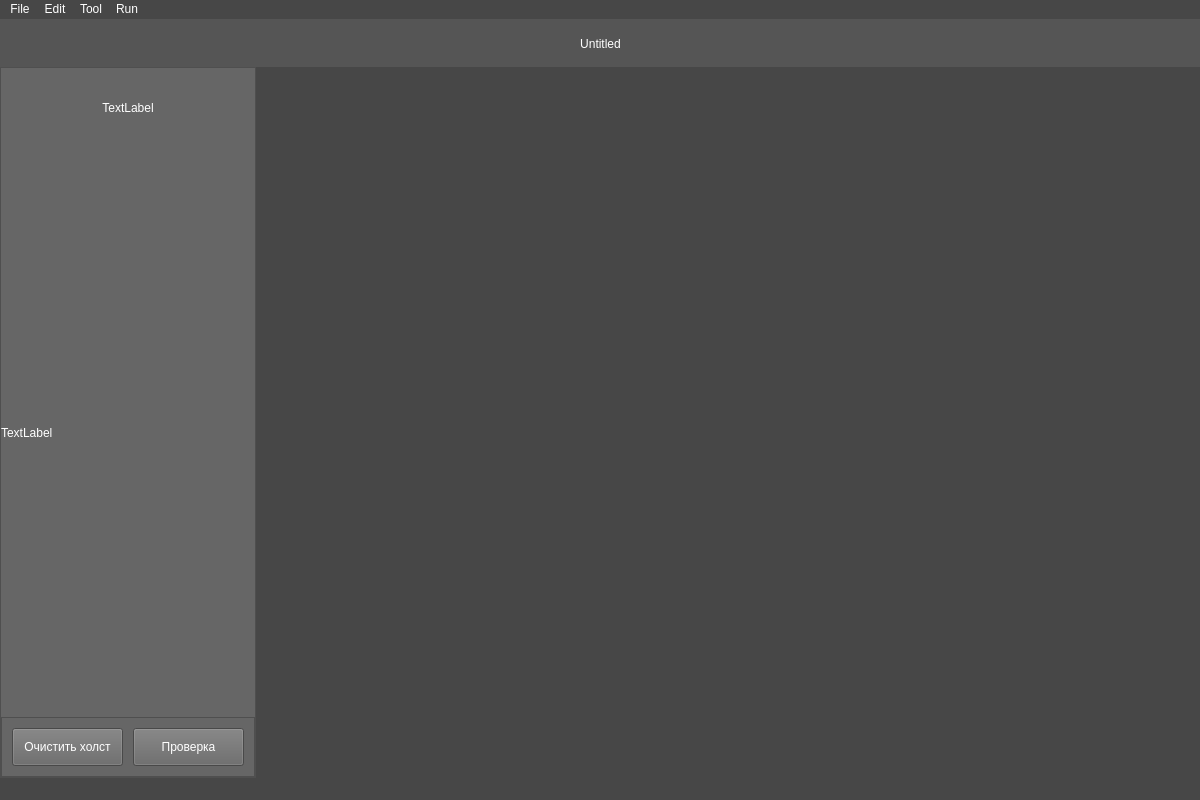
Above: res/ui/playgroundwindow.ui from kaizxr/cafl before the change. Below: the same form after it.
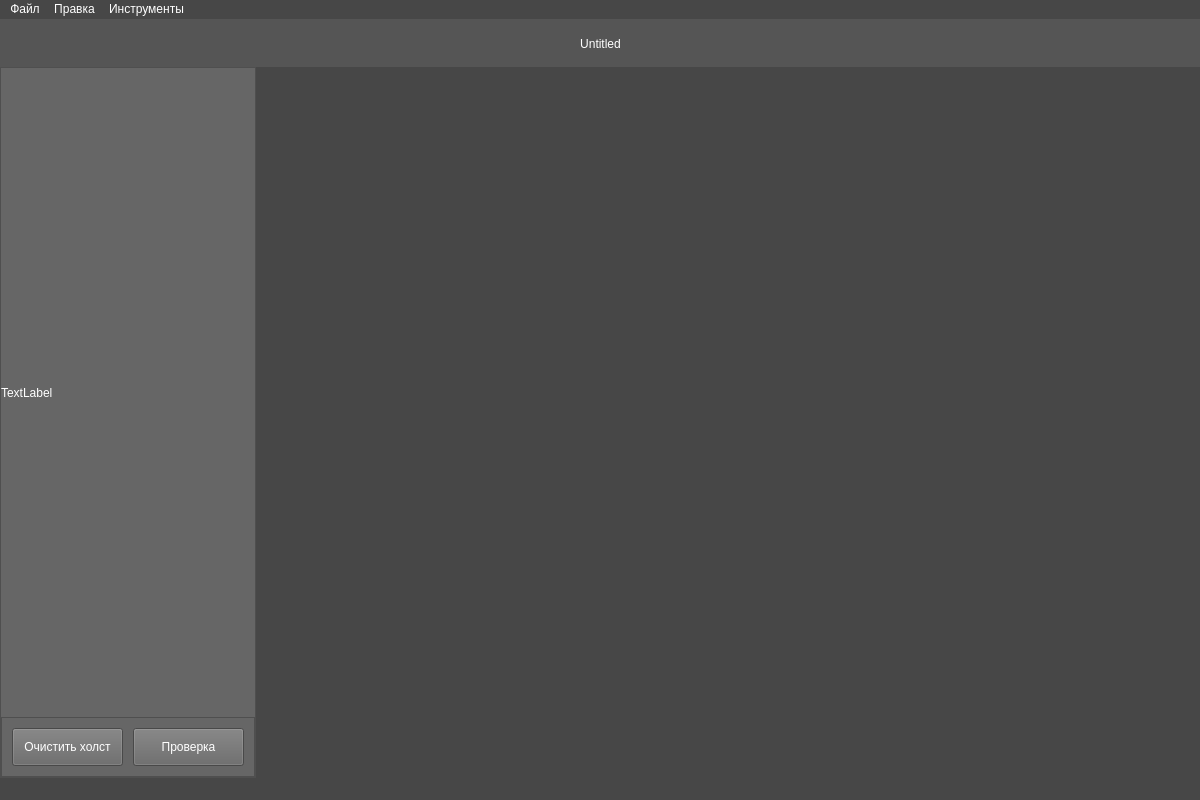
That is the form after the change.

```diff
--- a/res/ui/playgroundwindow.ui
+++ b/res/ui/playgroundwindow.ui
@@ -192,22 +192,6 @@
            <property name="bottomMargin">
             <number>0</number>
            </property>
-           <item>
-            <widget class="QLabel" name="taskTitle">
-             <property name="maximumSize">
-              <size>
-               <width>16777215</width>
-               <height>80</height>
-              </size>
-             </property>
-             <property name="text">
-              <string>TextLabel</string>
-             </property>
-             <property name="alignment">
-              <set>Qt::AlignCenter</set>
-             </property>
-            </widget>
-           </item>
            <item>
             <widget class="QLabel" name="taskDesc">
              <property name="text">
@@ -308,7 +292,7 @@
    </property>
    <widget class="QMenu" name="menuFile">
     <property name="title">
-     <string>File</string>
+     <string>Файл</string>
     </property>
     <addaction name="actionRetry"/>
     <addaction name="separator"/>
@@ -318,29 +302,22 @@
    </widget>
    <widget class="QMenu" name="menuEdit">
     <property name="title">
-     <string>Edit</string>
+     <string>Правка</string>
     </property>
     <addaction name="actionSelectAll"/>
    </widget>
    <widget class="QMenu" name="menuTool">
     <property name="title">
-     <string>Tool</string>
+     <string>Инструменты</string>
     </property>
     <addaction name="actionSelect"/>
     <addaction name="actionNode"/>
     <addaction name="actionEdge"/>
     <addaction name="actionHand"/>
    </widget>
-   <widget class="QMenu" name="menuRun">
-    <property name="title">
-     <string>Run</string>
-    </property>
-    <addaction name="actionTest"/>
-   </widget>
    <addaction name="menuFile"/>
    <addaction name="menuEdit"/>
    <addaction name="menuTool"/>
-   <addaction name="menuRun"/>
   </widget>
   <action name="actionTest">
    <property name="text">
```
Left out of the diff: 41 changed lines with no effect on the pictures.
